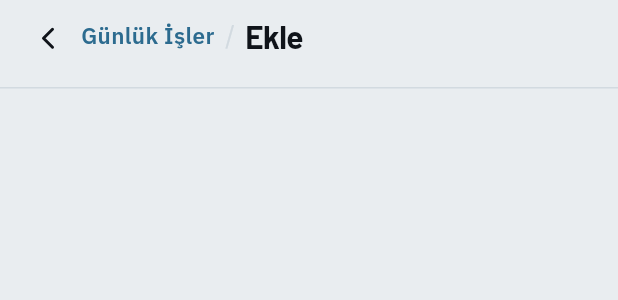
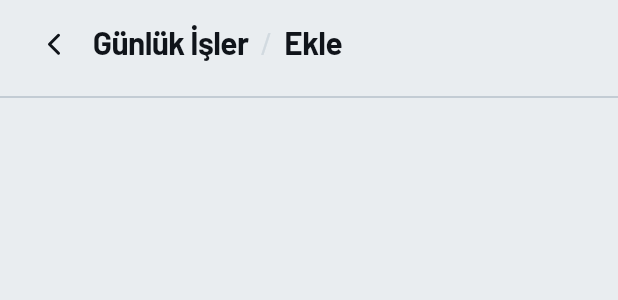
Before and after one commit to yuceloper/construction-monitor-app, a Flutter app: the BreadcrumbBar widget shown alone on an empty page, opened directly, on a phone screen of 412 x 824 dp. Shown: the top 300 px of the screen. Run offline on Flutter 3.47's test engine with Material 3 defaults, Android fonts, the phone set to English and light mode, and no system bars; our stand-ins replace audioplayers, go_router, image_picker, lucide_icons_flutter; missing offline and left inert: pdfrx, record.

Commit message:
Baslik ayraci her sayfada ayni, baslik gecisinde oynama yok
Ayrac cizgisi kenarlik olarak ciziliyordu. Baslik seridinin yuksekligi
sayfadan sayfaya degistigi icin cizgi kimi ekranda 3, kimi ekranda 2
cihaz pikseline oturuyordu; bu yuzden bazi sayfalarda daha soluk
gorunuyordu. Olculen dokuz ekranda kalinlik 2 ile 3 piksel arasinda
degisiyordu, simdi hepsinde 3.

- Iki baslik serisi (tek baslik ve breadcrumb) ayni kabugu kullaniyor:
  ayni ic bosluk, ayni geri oku, ayni yukseklik. Cizgi her sayfada ayni
  yere dusuyor.
- Cizgi kalinligi cihazin piksel oranina gore tam piksele yuvarlaniyor.
- Ayraca kendi rengi verildi; zeminden farki 20/255 idi, 34 oldu. Eski
  deger gun isiginda telefon ekraninda secilmiyordu.

Ayrica blok detayindan guncelleme sayfasina gecerken blok adi yer
degistiriyordu: 62 px yerine 54 px, 25 dp yerine 15 dp, baska yazi tipi
ve baska renk. Artik ust sayfanin adi o sayfadaki basligin birebir
aynisi; sadece arkasina bulunulan sayfa ekleniyor.

Baslik olcusu 25 dp'den 21 dp'ye indi; en uzun baslik olan
"K2 / Mimari/Statik/MEP Projeler" tek satira sigsin diye. Dar
ekranlarda kirpmak yerine yazi cok az kuculuyor.

```diff
--- a/lib/app/theme.dart
+++ b/lib/app/theme.dart
@@ -19,6 +19,7 @@ class AppColors extends ThemeExtension<AppColors> {
     required this.border,
     required this.border2,
     required this.line,
+    required this.headerLine,
     required this.ink,
     required this.sub,
     required this.muted,
@@ -43,6 +44,7 @@ class AppColors extends ThemeExtension<AppColors> {
   final Color border; //    card edge
   final Color border2; //   strong edge, input outline
   final Color line; //      row divider
+  final Color headerLine; // baslik seridinin alt ayraci
   final Color ink; //       primary text and primary button
   final Color sub; //       secondary text
   final Color muted; //     helper text
@@ -70,6 +72,7 @@ class AppColors extends ThemeExtension<AppColors> {
     border: Color(0xFFE0E6EA),
     border2: Color(0xFFD2DAE0),
     line: Color(0xFFEDF1F4),
+    headerLine: Color(0xFFC3CCD4),
     ink: Color(0xFF10141A),
     sub: Color(0xFF545D67),
     muted: Color(0xFF8B949D),
@@ -95,6 +98,7 @@ class AppColors extends ThemeExtension<AppColors> {
     border: Color(0xFF242C36),
     border2: Color(0xFF2E3742),
     line: Color(0xFF1F262F),
+    headerLine: Color(0xFF39434F),
     ink: Color(0xFFF0F4F8),
     sub: Color(0xFFA8B2BD),
     muted: Color(0xFF77828F),
@@ -129,6 +133,7 @@ class AppColors extends ThemeExtension<AppColors> {
       border: m(border, other.border),
       border2: m(border2, other.border2),
       line: m(line, other.line),
+      headerLine: m(headerLine, other.headerLine),
       ink: m(ink, other.ink),
       sub: m(sub, other.sub),
       muted: m(muted, other.muted),
--- a/lib/core/widgets/app_header.dart
+++ b/lib/core/widgets/app_header.dart
@@ -377,8 +377,78 @@ class _SiteSwitchSheetState extends State<_SiteSwitchSheet> {
   }
 }
 
-/// The row under the brand: back arrow and the screen's title, where the app
-/// had it before.
+/// Baslik seridinin alt kenarindaki ayrac cizgisi.
+///
+/// Kalinligi cihazin piksel oranina gore tam piksele yuvarlaniyor. Daha
+/// once kenarlik (border) olarak ciziliyordu; serit yuksekligi sayfadan
+/// sayfaya degistigi icin cizgi kimi ekranda 2, kimi ekranda 3 cihaz
+/// pikseline oturuyor, bu yuzden bazi sayfalarda daha soluk gorunuyordu.
+class TitleBarDivider extends StatelessWidget {
+  const TitleBarDivider({super.key});
+
+  @override
+  Widget build(BuildContext context) {
+    final oran = MediaQuery.devicePixelRatioOf(context);
+    final kalinlik = oran.roundToDouble() / oran;
+    return Container(height: kalinlik, color: context.colors.headerLine);
+  }
+}
+
+/// Iki baslik seridinin ortak kabugu: ayni ic bosluk, ayni geri oku,
+/// ayni yukseklik. Ayrac her ekranda ayni yere dusuyor.
+class _TitleBarShell extends StatelessWidget {
+  const _TitleBarShell({
+    required this.onBack,
+    required this.child,
+    this.trailing,
+  });
+
+  final VoidCallback onBack;
+  final Widget child;
+  final Widget? trailing;
+
+  @override
+  Widget build(BuildContext context) {
+    return Column(
+      mainAxisSize: MainAxisSize.min,
+      children: [
+        Padding(
+          padding: const EdgeInsets.fromLTRB(14, 6, 20, 14),
+          child: Row(
+            children: [
+              // Yazi kutusunun ustunde altindan daha cok bosluk var; kutular
+              // ortalandiginda ok, harflerin gorsel merkezinin 1.5dp uzerinde
+              // kaliyordu. Ok o kadar asagi alindi, dokunma alani 44 kaldi.
+              Pressable(
+                onTap: onBack,
+                child: const Padding(
+                  padding: EdgeInsets.fromLTRB(10, 11.5, 10, 8.5),
+                  child: _BackChevron(),
+                ),
+              ),
+              const SizedBox(width: 4),
+              Expanded(child: child),
+              ?trailing,
+            ],
+          ),
+        ),
+        const TitleBarDivider(),
+      ],
+    );
+  }
+}
+
+/// Butun basliklarin ortak yazi bicimi. Tek baslikta da breadcrumb'in
+/// icinde de ayni; boylece sayfa degisince baslik buyuyup kucumuyor.
+TextStyle _titleStyle(AppColors c) => TextStyle(
+  fontFamily: kDisplay,
+  fontSize: 21,
+  fontWeight: FontWeight.w700,
+  letterSpacing: -.4,
+  color: c.ink,
+);
+
+/// Alt ekranlarin basligi: geri oku ve sayfanin adi.
 class ScreenTitleBar extends StatelessWidget {
   const ScreenTitleBar({
     super.key,
@@ -393,49 +463,25 @@ class ScreenTitleBar extends StatelessWidget {
 
   @override
   Widget build(BuildContext context) {
-    final c = context.colors;
-    return Container(
-      padding: const EdgeInsets.fromLTRB(14, 6, 20, 14),
-      decoration: BoxDecoration(
-        // Ayni tonda oldugu icin zeminde kayboluyordu.
-        border: Border(bottom: BorderSide(color: c.border2)),
-      ),
-      child: Row(
-        children: [
-          // Yazi kutusunun ustunde altindan daha cok bosluk var; kutular
-          // ortalandiginda ok, harflerin gorsel merkezinin 1.5dp uzerinde
-          // kaliyordu. Ok o kadar asagi alindi, dokunma alani 44 kaldi.
-          Pressable(
-            onTap: onBack,
-            child: Padding(
-              padding: const EdgeInsets.fromLTRB(10, 11.5, 10, 8.5),
-              child: Icon(LucideIcons.chevronLeft, size: 24, color: c.ink),
-            ),
-          ),
-          const SizedBox(width: 4),
-          Expanded(
+    return _TitleBarShell(
+      onBack: onBack,
+      trailing: trailing,
       child: Text(
         title,
         maxLines: 1,
         overflow: TextOverflow.ellipsis,
-              style: TextStyle(
-                fontFamily: kDisplay,
-                fontSize: 25,
-                fontWeight: FontWeight.w700,
-                letterSpacing: -.4,
-                color: c.ink,
-              ),
-            ),
-          ),
-          ?trailing,
-        ],
+        style: _titleStyle(context.colors),
       ),
     );
   }
 }
 
 /// Alt ekranlarin basligi: geri oku, ust sayfanin adi ve bulunulan yer.
-/// Butun alt ekranlarda ayni hizada ve ayni olculerde duruyor.
+///
+/// Ust sayfanin adi, o sayfadaki basligin birebir aynisi: ayni yazi tipi,
+/// ayni olcu, ayni yer. Boylece blok detayindan guncelleme sayfasina
+/// gecildiginde blok adi oynamiyor, sadece arkasina bulunulan sayfa
+/// ekleniyor.
 class BreadcrumbBar extends StatelessWidget {
   const BreadcrumbBar({
     super.key,
@@ -456,74 +502,45 @@ class BreadcrumbBar extends StatelessWidget {
   Widget build(BuildContext context) {
     final c = context.colors;
     final parentLabel = parent;
+    final stil = _titleStyle(c);
 
-    final hasParent = parentLabel != null && parentLabel.isNotEmpty;
+    if (parentLabel == null || parentLabel.isEmpty) {
+      return ScreenTitleBar(
+        title: title,
+        onBack: onBack,
+        trailing: trailing,
+      );
+    }
 
-    return Container(
-      padding: const EdgeInsets.fromLTRB(10, 2, 18, 12),
-      decoration: BoxDecoration(
-        border: Border(bottom: BorderSide(color: c.border2)),
-      ),
+    // Dar ekranlarda en uzun baslik da kesilmesin diye yazi kirpilmak
+    // yerine az bir miktar kuculuyor.
+    return _TitleBarShell(
+      onBack: onBack,
+      trailing: trailing,
+      child: FittedBox(
+        fit: BoxFit.scaleDown,
+        alignment: Alignment.centerLeft,
         child: Row(
-        crossAxisAlignment: CrossAxisAlignment.center,
+          mainAxisSize: MainAxisSize.min,
           children: [
             Pressable(
-            onTap: onBack,
-            child: const Padding(
-              // Harflerin gorsel merkezi kutunun biraz altinda kaldigi icin
-              // ok 1.5dp asagi aliniyor.
-              padding: EdgeInsets.fromLTRB(10, 11.5, 10, 8.5),
-              child: _BackChevron(),
-            ),
-          ),
-          if (hasParent) ...[
-            // Ust sayfa adi basliktan once, ayni satirda. Marka renginde
-            // oldugu icin dokunulabilir oldugu anlasiliyor.
-            Pressable(
               onTap: onParentTap,
-              child: Padding(
-                padding: const EdgeInsets.symmetric(vertical: 6),
-                child: Text(
-                  parentLabel,
-                  maxLines: 1,
-                  style: TextStyle(
-                    fontFamily: kBody,
-                    fontSize: 15,
-                    fontWeight: FontWeight.w600,
-                    color: c.accent,
-                  ),
-                ),
-              ),
+              child: Text(parentLabel, maxLines: 1, style: stil),
             ),
             // Ayrac ok degil: geri okuyla yan yana iki centik olusuyordu.
             Padding(
-              padding: const EdgeInsets.symmetric(horizontal: 7),
+              padding: const EdgeInsets.symmetric(horizontal: 8),
               child: Text(
                 '/',
-                style: TextStyle(
-                  fontFamily: kBody,
-                  fontSize: 17,
+                style: stil.copyWith(
+                  fontWeight: FontWeight.w400,
                   color: c.border2,
                 ),
               ),
             ),
+            Text(title, maxLines: 1, style: stil),
           ],
-          Flexible(
-            child: Text(
-              title,
-              maxLines: 1,
-              overflow: TextOverflow.ellipsis,
-              style: TextStyle(
-                fontFamily: kDisplay,
-                fontSize: 21,
-                fontWeight: FontWeight.w700,
-                letterSpacing: -.4,
-                color: c.ink,
         ),
-            ),
-          ),
-          if (trailing != null) ...[const Spacer(), trailing!],
-        ],
       ),
     );
   }
```
Lines whose indentation alone changed are shown as unchanged.
